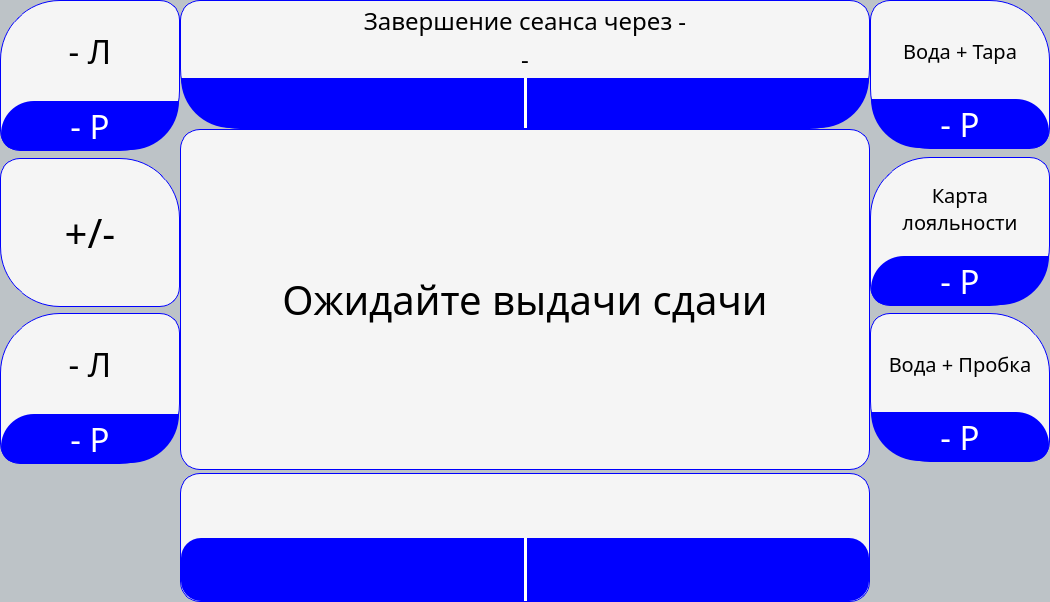
Before: the Qt Designer form services/gui/resources/ui_interface/buy_window.ui in dmitriymikryukov/vodobox-pro, drawn with Qt 5.
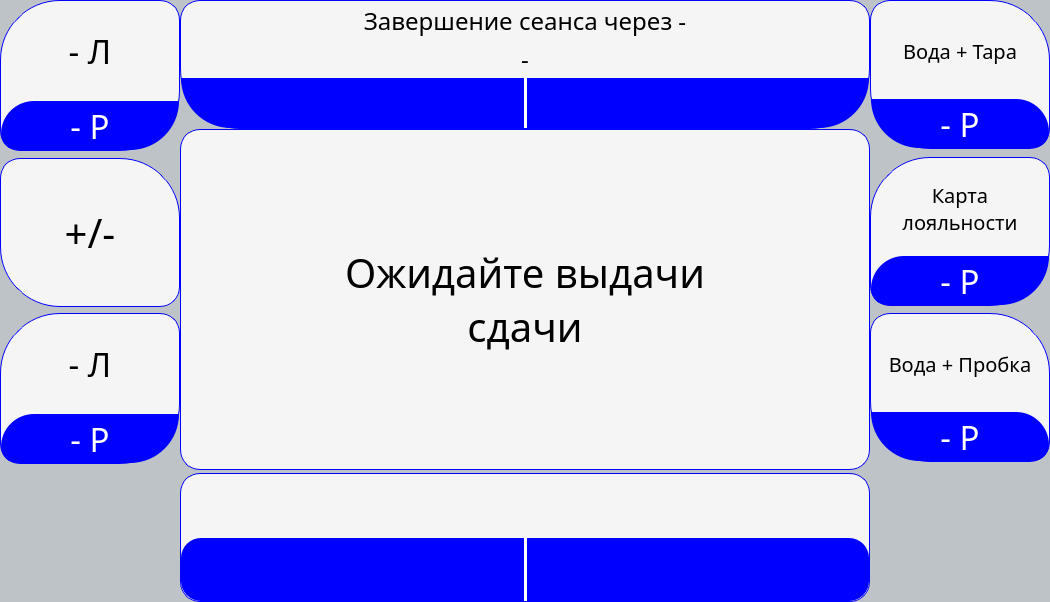
After: the same form once the commit is applied. The open tabs and pages were chosen to show the change. Icons and pictures are not drawn.

Commit message: change text in buy window

```diff
--- a/services/gui/resources/ui_interface/buy_window.ui
+++ b/services/gui/resources/ui_interface/buy_window.ui
@@ -3099,7 +3099,8 @@
                             </font>
                            </property>
                            <property name="text">
-                            <string>Ожидайте выдачи сдачи</string>
+                            <string>Ожидайте выдачи 
+сдачи</string>
                            </property>
                            <property name="alignment">
                             <set>Qt::AlignCenter</set>
```
Left out of the diff: 2 changed lines with no effect on the pictures. The commit also changes 1 other file.
